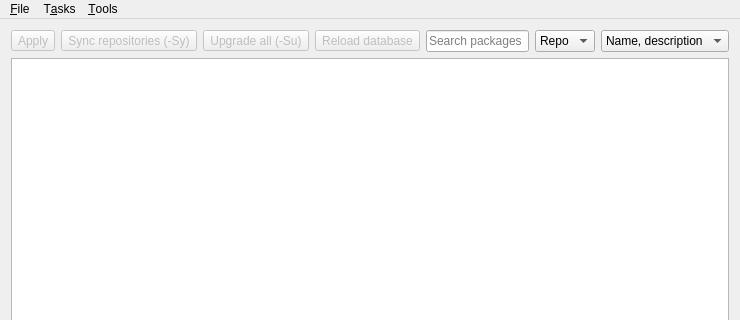
Shatur/orson, file src/mainwindow.ui: the form before one commit; both pictures show x 0 to 740 and y 0 to 320 of the 740 by 745 pixel window.
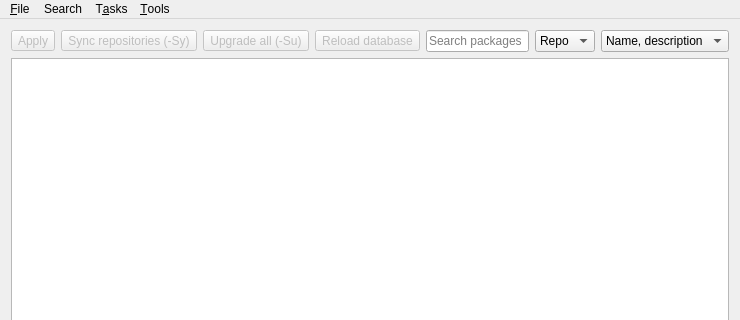
The form after the commit. The open tabs and pages were chosen to show the change. Icons and pictures are not drawn. Custom widgets are drawn as their Qt base class.

Commit message: Implement instant search

```diff
--- a/src/mainwindow.ui
+++ b/src/mainwindow.ui
@@ -913,7 +913,7 @@
      <x>0</x>
      <y>0</y>
      <width>740</width>
-     <height>30</height>
+     <height>31</height>
     </rect>
    </property>
    <widget class="QMenu" name="fileMenu">
@@ -959,7 +959,14 @@
     <addaction name="forceAction"/>
     <addaction name="afterCompletionMenu"/>
    </widget>
+   <widget class="QMenu" name="searchMenu">
+    <property name="title">
+     <string>Search</string>
+    </property>
+    <addaction name="instantSearchAction"/>
+   </widget>
    <addaction name="fileMenu"/>
+   <addaction name="searchMenu"/>
    <addaction name="tasksMenu"/>
    <addaction name="toolsMenu"/>
   </widget>
@@ -1076,6 +1083,11 @@
    <extends>QTreeView</extends>
    <header>src/packages-view/packagesview.h</header>
   </customwidget>
+  <customwidget>
+   <class>SearchEdit</class>
+   <extends>QLineEdit</extends>
+   <header>src/searchedit.h</header>
+  </customwidget>
  </customwidgets>
  <tabstops>
   <tabstop>searchPackagesEdit</tabstop>
```
Left out of the diff: 19 changed lines with no effect on the pictures. The commit also changes 8 other files.
